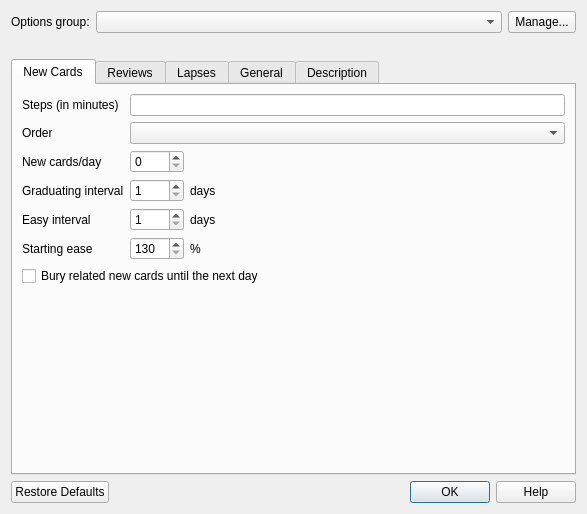
Above: designer/dconf.ui from ankitects/anki before the change. Below: the same form after it.
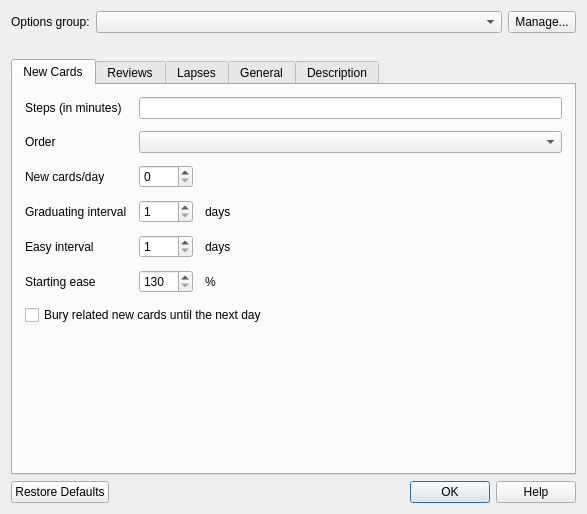
That is the form after the change.

Commit message: fix margins in deck conf

The edit to the form file:
```diff
--- a/designer/dconf.ui
+++ b/designer/dconf.ui
@@ -77,8 +77,14 @@
        <string>New Cards</string>
       </attribute>
       <layout class="QVBoxLayout" name="verticalLayout_2">
+       <property name="margin">
+        <number>12</number>
+       </property>
        <item>
         <layout class="QGridLayout" name="gridLayout">
+         <property name="spacing">
+          <number>12</number>
+         </property>
          <item row="5" column="2">
           <widget class="QLabel" name="label_27">
            <property name="text">
```
Left out of the diff: 24 changed lines with no effect on the pictures.
